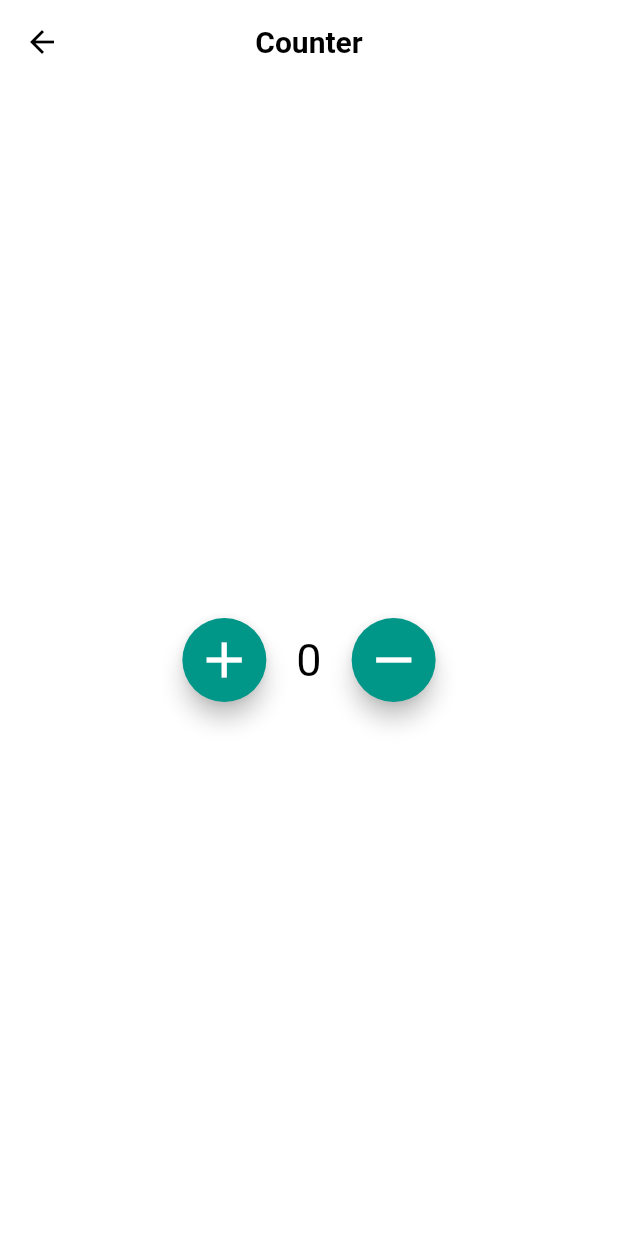
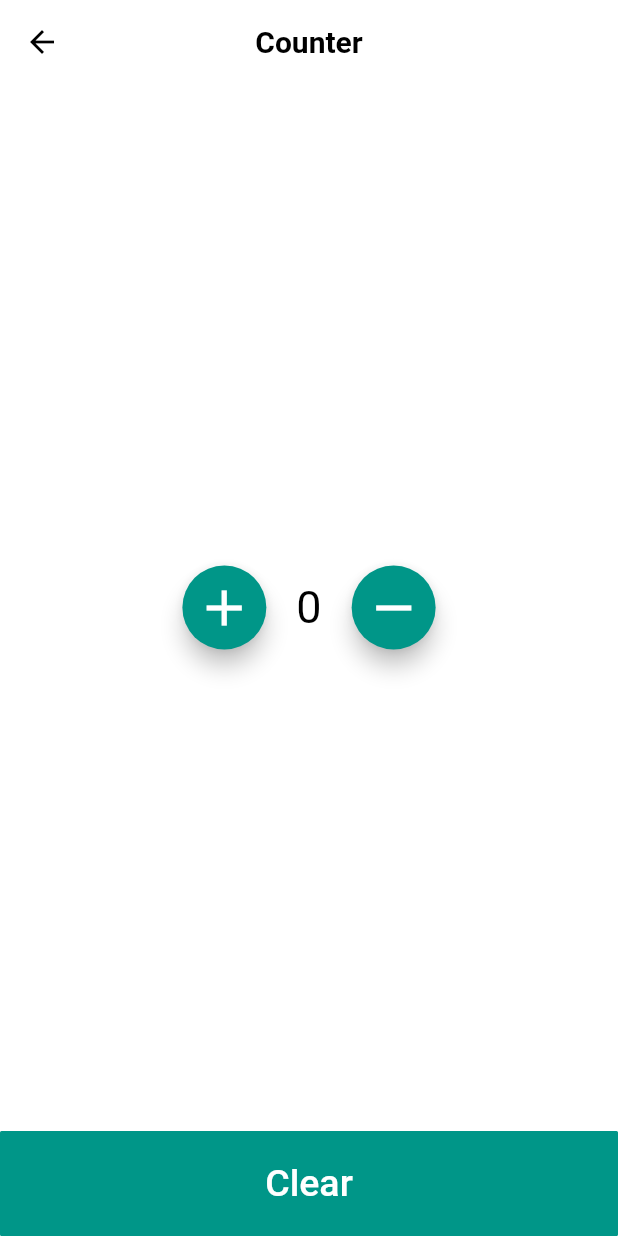
Before and after one commit to Esra2-Abdelltif/Algoriza_Project, a Flutter app: the CounterScreen screen opened directly, on a phone screen of 412 x 824 dp. Run offline on Flutter 3.47's test engine with Material 2 defaults, Android fonts, the phone set to English and light mode, and no system bars; our stand-ins replace bloc, country_code_picker, flutter_bloc, hexcolor, smooth_page_indicator.

Commit message:
Counter clear

```diff
--- a/lib/features/counter/presentation/cubit/cubit.dart
+++ b/lib/features/counter/presentation/cubit/cubit.dart
@@ -20,5 +20,9 @@ class CounterCubit extends Cubit<CounterStates>{
     counter++;
     emit(CounterIncrementState(counter));
   }
+  void CounterClear(){
+    counter=0;
+    emit(CounterClearState(counter));
+  }
 
 }
--- a/lib/features/counter/presentation/cubit/state.dart
+++ b/lib/features/counter/presentation/cubit/state.dart
@@ -17,3 +17,8 @@ class CounterDecrementState extends CounterStates{
 
   CounterDecrementState(this.Counter);
 }
+class CounterClearState extends CounterStates{
+  final int Counter;
+
+  CounterClearState(this.Counter);
+}
--- a/lib/features/counter/presentation/widget/counterWidget.dart
+++ b/lib/features/counter/presentation/widget/counterWidget.dart
@@ -1,6 +1,7 @@
 import 'package:flutter/material.dart';
 import 'package:flutter/rendering.dart';
 import 'package:flutter_bloc/flutter_bloc.dart';
+import 'package:flutter_project_algoriza/core/util/widgets/customButton.dart';
 import 'package:flutter_project_algoriza/features/counter/presentation/cubit/state.dart';
 
 import '../cubit/cubit.dart';
@@ -30,9 +31,11 @@ class CounterWidget extends StatelessWidget {
         builder:  (BuildContext context ,CounterStates state) {
           var Cubit = CounterCubit.get(context);
           return  Column(
+            mainAxisAlignment: MainAxisAlignment.center,
             crossAxisAlignment: CrossAxisAlignment.center,
-            mainAxisAlignment: MainAxisAlignment.center,
+
             children: [
+              Spacer(),
               Row(
                 mainAxisAlignment: MainAxisAlignment.center,
                 children: [
@@ -64,6 +67,11 @@ class CounterWidget extends StatelessWidget {
                   ),
                 ],
               ),
+             Spacer(),
+              CustomButton(text: 'Clear', width: double.infinity,
+                  height: 70, fontsize: 25,borderRadius: 1,
+                  onTap:( ){Cubit.CounterClear();}),
+
             ],
           );
         },
```
